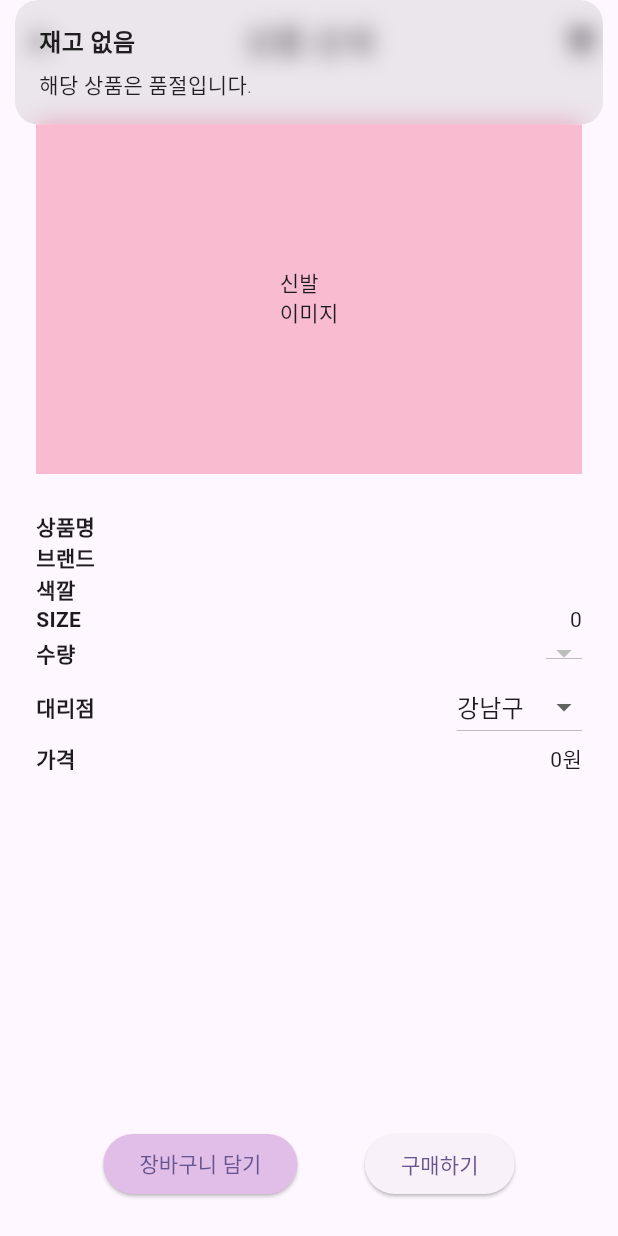
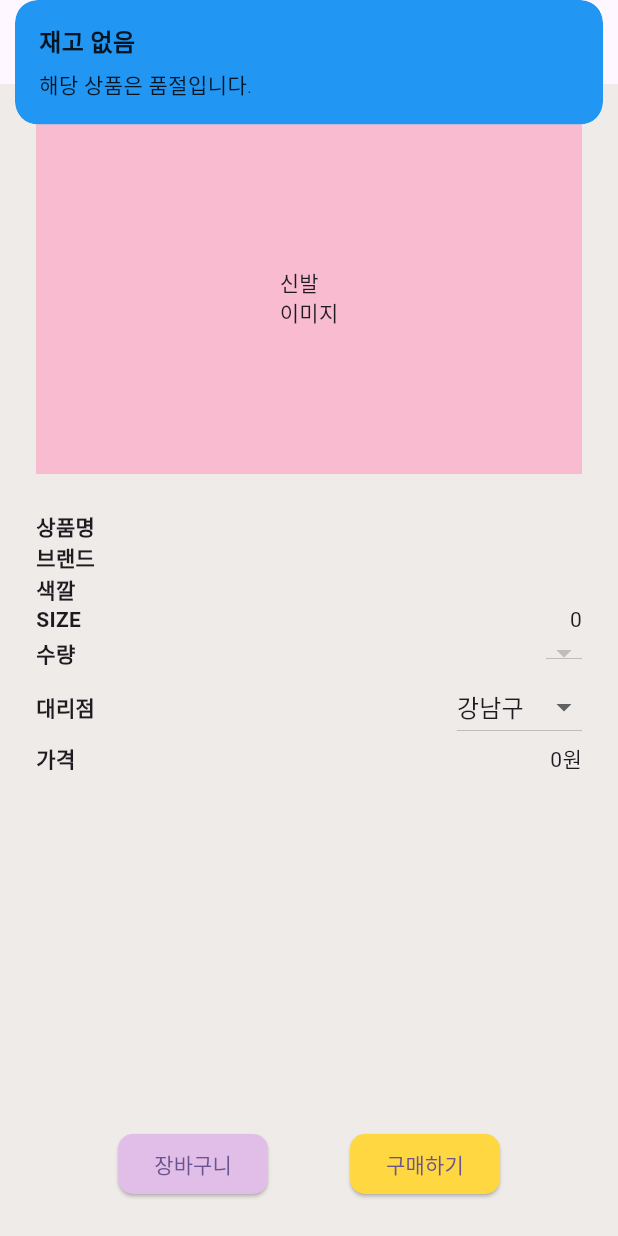
Before and after one commit to smitepaladin/shoeshop, a Flutter app: the ShoesDetailPage screen opened directly with empty values, after a tap on "구매하기", on a phone screen of 412 x 824 dp. Run offline on Flutter 3.47's test engine with Material 3 defaults, Android fonts, the phone set to English and light mode, and no system bars; our stand-ins replace flutter_map, geolocator, get, get_storage, image_picker, latlong2 and 2 more; missing offline and left inert: remedi_kopo; accounts and stored records are empty.

Commit message:
5.8(권형) 고객페이지 페이지 배경색, 스낵바 및 버튼 디자인
색상,지속시간 변경

```diff
--- a/team4shoeshop/lib/view/shoes_detail_page.dart
+++ b/team4shoeshop/lib/view/shoes_detail_page.dart
@@ -53,18 +53,24 @@ class _ShoesDetailPageState extends State<ShoesDetailPage> {
 
   Future<void> _addToCart() async {
     if (widget.product.pstock == 0) {
-      Get.snackbar('재고 없음', '해당 상품은 품절입니다.', duration: Duration(seconds: 2));
+      Get.snackbar('재고 없음', '해당 상품은 품절입니다.',
+        duration: Duration(seconds: 2),
+        backgroundColor: Colors.blue);
       return;
     }
 
     if (selectedStoreId == null) {
-      Get.snackbar('알림', '대리점을 선택해주세요.', duration: Duration(seconds: 2));
+      Get.snackbar('알림', '대리점을 선택해주세요.',
+        duration: Duration(seconds: 2),
+        backgroundColor: Colors.blue);
       return;
     }
 
     final cid = box.read('p_userId');
     if (cid == null) {
-      Get.snackbar('알림', '로그인이 필요합니다.', duration: Duration(seconds: 2));
+      Get.snackbar('알림', '로그인이 필요합니다.',
+        duration: Duration(seconds: 2),
+        backgroundColor: Colors.blue);
       return;
     }
 
@@ -84,17 +90,23 @@ class _ShoesDetailPageState extends State<ShoesDetailPage> {
       'oreason': '',
     });
 
-    Get.snackbar('성공', '장바구니에 추가되었습니다.', duration: Duration(seconds: 1));
+    Get.snackbar('성공', '장바구니에 추가되었습니다.',
+      duration: Duration(seconds: 2),
+      backgroundColor: Colors.blue);
   }
 
   Future<void> _checkAndBuy() async {
     if (widget.product.pstock == 0) {
-      Get.snackbar('재고 없음', '해당 상품은 품절입니다.', duration: Duration(seconds: 2));
+      Get.snackbar('재고 없음', '해당 상품은 품절입니다.',
+        duration: Duration(seconds: 2),
+        backgroundColor: Colors.blue);
       return;
     }
 
     if (selectedStoreId == null) {
-      Get.snackbar('알림', '대리점을 선택해주세요.', duration: Duration(seconds: 2));
+      Get.snackbar('알림', '대리점을 선택해주세요.',
+        duration: Duration(seconds: 2),
+        backgroundColor: Colors.blue);
       return;
     }
 
@@ -103,13 +115,17 @@ class _ShoesDetailPageState extends State<ShoesDetailPage> {
     final result = await db.query('customer', where: 'cid = ?', whereArgs: [cid]);
 
     if (result.isEmpty) {
-      Get.snackbar('오류', '회원 정보를 찾을 수 없습니다.');
+      Get.snackbar('오류', '회원 정보를 찾을 수 없습니다.',
+        duration: Duration(seconds: 2),
+        backgroundColor: Colors.blue);
       return;
     }
 
     final customer = Customer.fromMap(result.first);
     if (customer.ccardnum == 0 || customer.ccardcvc == 0 || customer.ccarddate == 0) {
-      Get.snackbar('카드 정보 없음', '회원정보를 먼저 수정해주세요.', duration: Duration(seconds: 2));
+      Get.snackbar('카드 정보 없음', '회원정보를 먼저 수정해주세요.',
+        duration: Duration(seconds: 2),
+        backgroundColor: Colors.blue);
       await Future.delayed(Duration(seconds: 1));
       Get.to(() => const EditProfilePage());
       return;
@@ -126,6 +142,7 @@ class _ShoesDetailPageState extends State<ShoesDetailPage> {
   @override
   Widget build(BuildContext context) {
     return Scaffold(
+      backgroundColor: Colors.brown[50],
       appBar: AppBar(
         title: Text('상품 상세'),
         centerTitle: true,
@@ -176,12 +193,23 @@ class _ShoesDetailPageState extends State<ShoesDetailPage> {
                     children: [
                       ElevatedButton(
                         onPressed: _addToCart,
-                        style: ElevatedButton.styleFrom(backgroundColor: Colors.purple[100]),
-                        child: Text('장바구니 담기'),
+                        style: ElevatedButton.styleFrom(
+                          backgroundColor: Colors.purple[100],
+                          shape: RoundedRectangleBorder(
+                            borderRadius: BorderRadius.circular(10),
+                          ),
+                        ),
+                        child: Text('장바구니'),
                       ),
                       ElevatedButton(
                         onPressed: _checkAndBuy,
-                        child: const Text("구매하기"),
+                        style: ElevatedButton.styleFrom(
+                          backgroundColor: Colors.amberAccent,
+                          shape: RoundedRectangleBorder(
+                            borderRadius: BorderRadius.circular(10),
+                          ),
+                        ),
+                        child: Text("구매하기"),
                       ),
                     ],
                   ),
--- a/team4shoeshop/lib/view/shoeslistpage.dart
+++ b/team4shoeshop/lib/view/shoeslistpage.dart
@@ -242,6 +242,7 @@ class _ShoeslistpageState extends State<Shoeslistpage> {
   @override
   Widget build(BuildContext context) {
     return Scaffold(
+      backgroundColor: Colors.brown[50],
       drawer: MainDrawer(),
       appBar: AppBar(
         title: Text('상품 구매 화면'),
```
Also changed, not shown: team4shoeshop/lib/view/buy.dart (+24 -8 lines), team4shoeshop/lib/view/cart.dart (+24 -11 lines), team4shoeshop/lib/view/orderviewpage.dart (+9 -3 lines).
